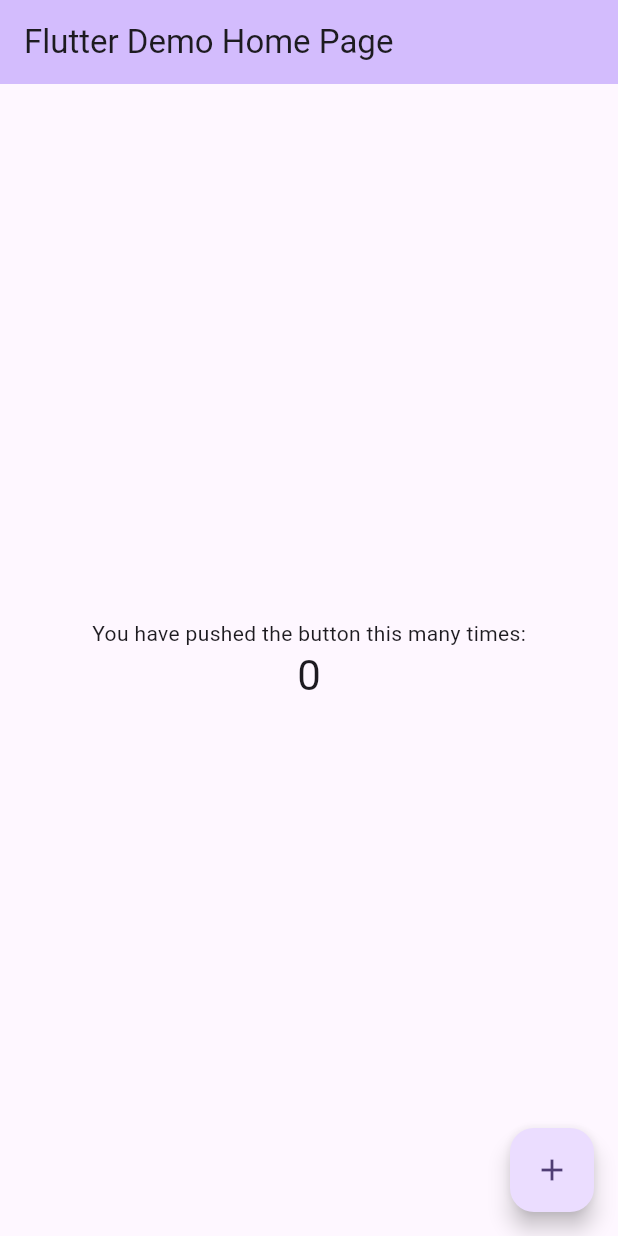
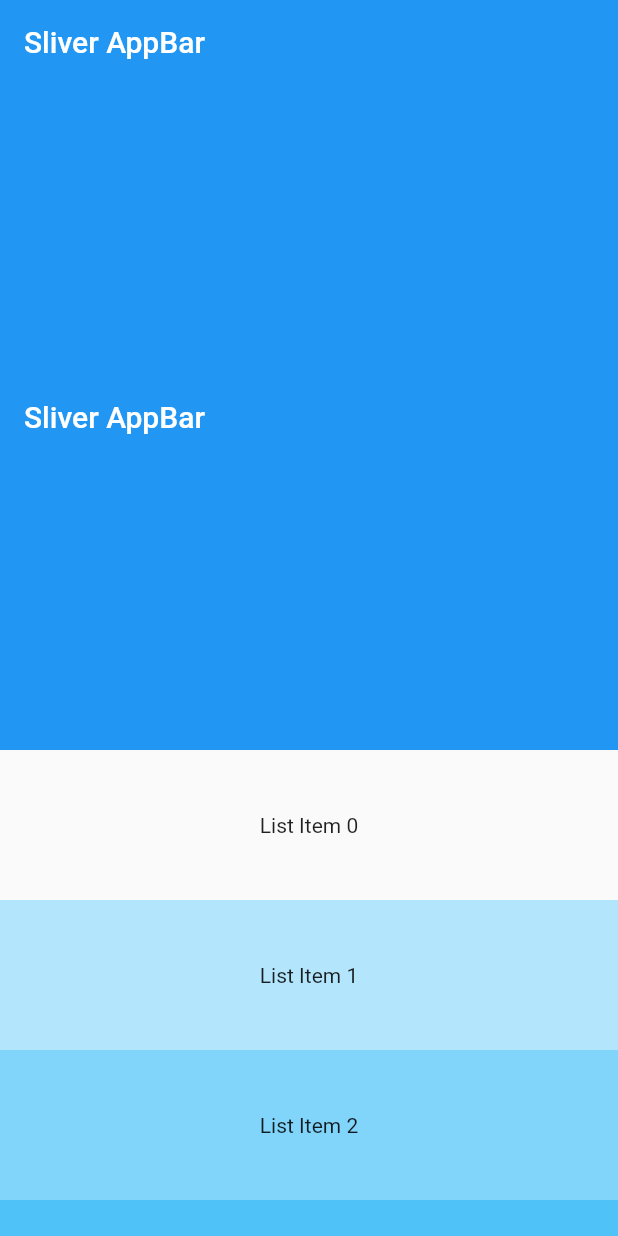
Before and after one commit to NomadHuns/flutter_sliver_practice, a Flutter app: the screen it shows after launch, on a phone screen of 412 x 824 dp. Run offline on Flutter 3.47's test engine with Material 2 defaults, Android fonts, the phone set to English and light mode, and no system bars.

Commit message:
Sliver Widget 사용 테스트

```diff
--- a/lib/main.dart
+++ b/lib/main.dart
@@ -5,121 +5,63 @@ void main() {
 }
 
 class MyApp extends StatelessWidget {
-  const MyApp({super.key});
+  const MyApp({Key? key}) : super(key: key);
 
-  // This widget is the root of your application.
   @override
   Widget build(BuildContext context) {
     return MaterialApp(
-      title: 'Flutter Demo',
-      theme: ThemeData(
-        // This is the theme of your application.
-        //
-        // TRY THIS: Try running your application with "flutter run". You'll see
-        // the application has a blue toolbar. Then, without quitting the app,
-        // try changing the seedColor in the colorScheme below to Colors.green
-        // and then invoke "hot reload" (save your changes or press the "hot
-        // reload" button in a Flutter-supported IDE, or press "r" if you used
-        // the command line to start the app).
-        //
-        // Notice that the counter didn't reset back to zero; the application
-        // state is not lost during the reload. To reset the state, use hot
-        // restart instead.
-        //
-        // This works for code too, not just values: Most code changes can be
-        // tested with just a hot reload.
-        colorScheme: ColorScheme.fromSeed(seedColor: Colors.deepPurple),
-        useMaterial3: true,
-      ),
-      home: const MyHomePage(title: 'Flutter Demo Home Page'),
+      home: HomePage(),
     );
   }
 }
 
-class MyHomePage extends StatefulWidget {
-  const MyHomePage({super.key, required this.title});
-
-  // This widget is the home page of your application. It is stateful, meaning
-  // that it has a State object (defined below) that contains fields that affect
-  // how it looks.
-
-  // This class is the configuration for the state. It holds the values (in this
-  // case the title) provided by the parent (in this case the App widget) and
-  // used by the build method of the State. Fields in a Widget subclass are
-  // always marked "final".
-
-  final String title;
-
-  @override
-  State<MyHomePage> createState() => _MyHomePageState();
-}
-
-class _MyHomePageState extends State<MyHomePage> {
-  int _counter = 0;
-
-  void _incrementCounter() {
-    setState(() {
-      // This call to setState tells the Flutter framework that something has
-      // changed in this State, which causes it to rerun the build method below
-      // so that the display can reflect the updated values. If we changed
-      // _counter without calling setState(), then the build method would not be
-      // called again, and so nothing would appear to happen.
-      _counter++;
-    });
-  }
+class HomePage extends StatelessWidget {
+  const HomePage({Key? key}) : super(key: key);
 
   @override
   Widget build(BuildContext context) {
-    // This method is rerun every time setState is called, for instance as done
-    // by the _incrementCounter method above.
-    //
-    // The Flutter framework has been optimized to make rerunning build methods
-    // fast, so that you can just rebuild anything that needs updating rather
-    // than having to individually change instances of widgets.
     return Scaffold(
-      appBar: AppBar(
-        // TRY THIS: Try changing the color here to a specific color (to
-        // Colors.amber, perhaps?) and trigger a hot reload to see the AppBar
-        // change color while the other colors stay the same.
-        backgroundColor: Theme.of(context).colorScheme.inversePrimary,
-        // Here we take the value from the MyHomePage object that was created by
-        // the App.build method, and use it to set our appbar title.
-        title: Text(widget.title),
+      body: CustomScrollView(
+        slivers: [
+          SliverAppBar(
+            title: Text("Sliver AppBar"),
+            pinned: true, // 앱바 고정 유무
+            expandedHeight: 250, // 앱바 확장 크기
+          ),
+          SliverAppBar(
+            title: Text("Sliver AppBar"),
+            pinned: false, // 앱바 고정 유무
+            expandedHeight: 250, // 앱바 확장 크기
+          ),
+          SliverFixedExtentList(
+            itemExtent: 100,
+            delegate: SliverChildBuilderDelegate(
+              (context, index) {
+                return Container(
+                  alignment: Alignment.center,
+                  color: Colors.lightBlue[100 * (index % 9)],
+                  child: Text("List Item $index"),
+                );
+              },
+            ),
+          ),
+        ],
       ),
-      body: Center(
-        // Center is a layout widget. It takes a single child and positions it
-        // in the middle of the parent.
-        child: Column(
-          // Column is also a layout widget. It takes a list of children and
-          // arranges them vertically. By default, it sizes itself to fit its
-          // children horizontally, and tries to be as tall as its parent.
-          //
-          // Column has various properties to control how it sizes itself and
-          // how it positions its children. Here we use mainAxisAlignment to
-          // center the children vertically; the main axis here is the vertical
-          // axis because Columns are vertical (the cross axis would be
-          // horizontal).
-          //
-          // TRY THIS: Invoke "debug painting" (choose the "Toggle Debug Paint"
-          // action in the IDE, or press "p" in the console), to see the
-          // wireframe for each widget.
-          mainAxisAlignment: MainAxisAlignment.center,
-          children: <Widget>[
-            const Text(
-              'You have pushed the button this many times:',
-            ),
-            Text(
-              '$_counter',
-              style: Theme.of(context).textTheme.headlineMedium,
-            ),
-          ],
-        ),
+    );
+  }
+
+  SliverList buildSliverList() {
+    return SliverList(
+      delegate: SliverChildBuilderDelegate(
+        (context, index) {
+          return Container(
+            height: 100,
+            alignment: Alignment.center,
+            color: Colors.lightBlue[100 * (index % 9)],
+            child: Text("List Item $index"),
+          );
+        },
       ),
-      floatingActionButton: FloatingActionButton(
-        onPressed: _incrementCounter,
-        tooltip: 'Increment',
-        child: const Icon(Icons.add),
-      ), // This trailing comma makes auto-formatting nicer for build methods.
     );
   }
 }
```
